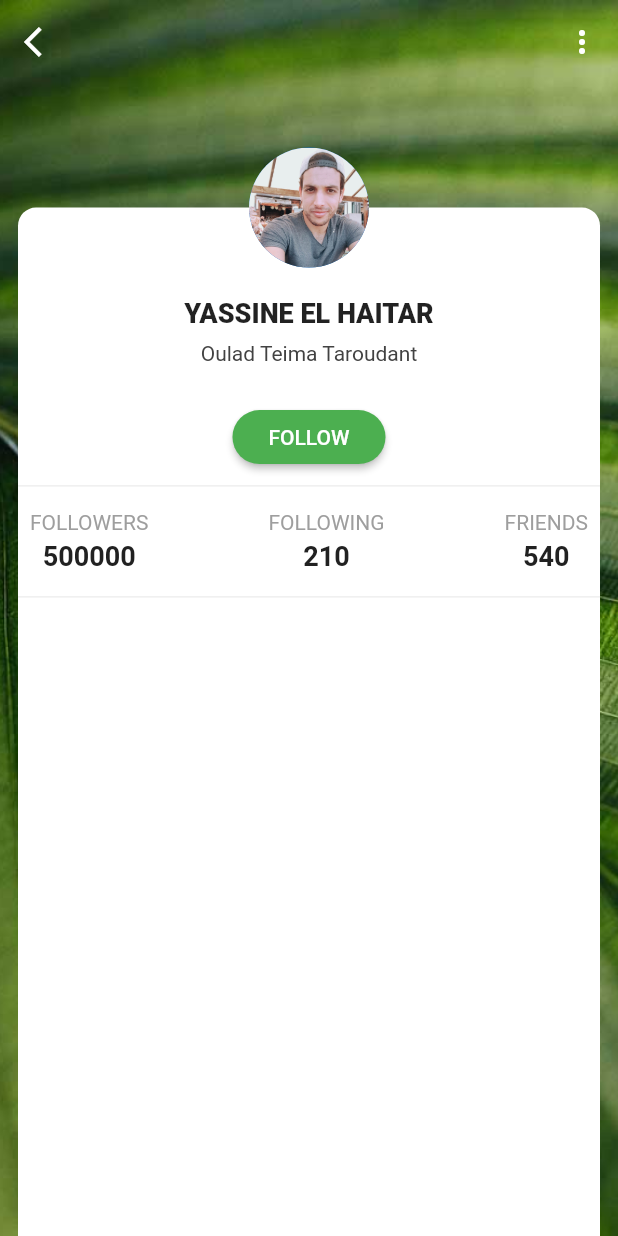
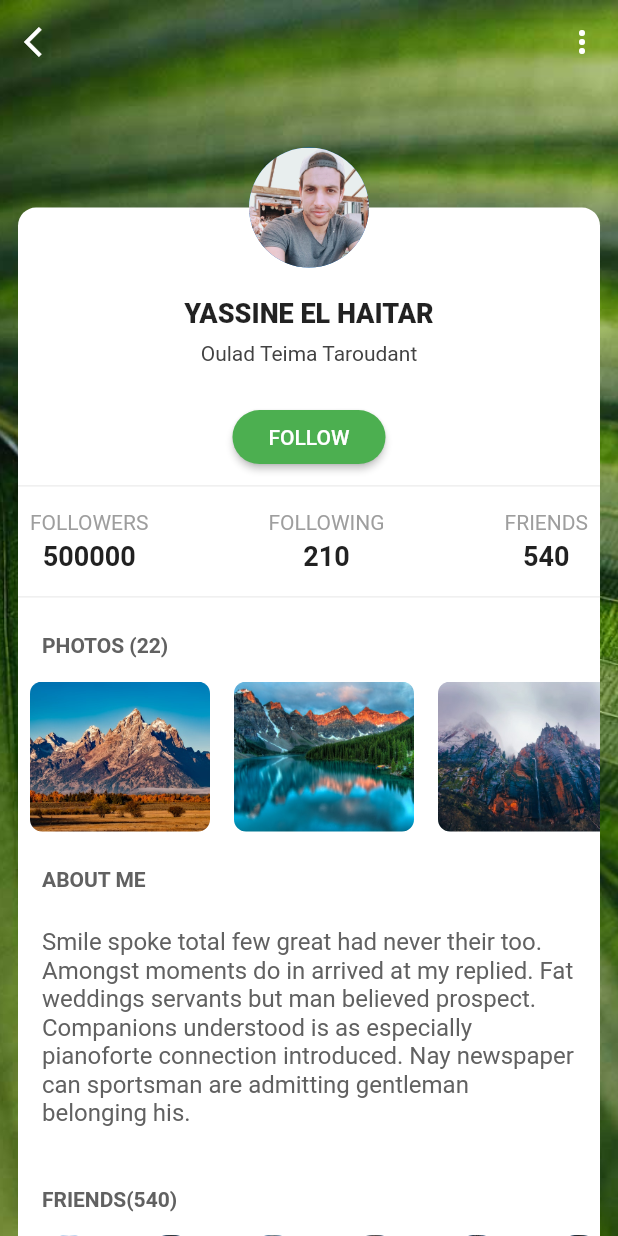
Before and after one commit to moroccan-coder/flutter_templates, a Flutter app: the screen it shows after launch, on a phone screen of 412 x 824 dp. Run offline on Flutter 3.47's test engine with Material 2 defaults, Android fonts, the phone set to English and light mode, and no system bars; our stand-ins replace font_awesome_flutter; project files that could hold a hidden picture were left out.

Commit message:
Profile3 template design is done :)

```diff
--- a/lib/profiles/profile3/profile_3.dart
+++ b/lib/profiles/profile3/profile_3.dart
@@ -9,6 +9,36 @@ class Profile3 extends StatefulWidget {
 
 class _Profile3State extends State<Profile3> {
   Profile profile3 = ProfileProvider.getProfile();
+
+ List<String> _photosList = [
+   'assets/shared/nature/nature3.jpg',
+   'assets/shared/nature/nature4.jpg',
+   'assets/shared/nature/nature5.jpg',
+   'assets/shared/nature/nature1.jpg',
+   'assets/shared/nature/nature2.jpg',
+   'assets/shared/nature/nature6.jpg',
+   'assets/shared/nature/nature7.jpg',
+   'assets/shared/nature/nature8.jpg',
+ ];
+
+  List<String> _contactsPic = [
+    "assets/shared/persons/pers1.jpg",
+    "assets/shared/persons/pers2.jpg",
+    "assets/shared/persons/pers3.jpg",
+    "assets/shared/persons/pers4.jpg",
+    "assets/shared/persons/pers5.jpg",
+    "assets/shared/persons/pers6.jpg",
+    "assets/shared/persons/pers7.jpg",
+    "assets/shared/persons/pers8.jpg",
+    "assets/shared/persons/pers9.jpg",
+    "assets/shared/persons/pers10.jpg",
+    "assets/shared/persons/pers11.jpg",
+    "assets/shared/persons/pers12.jpg",
+    "assets/shared/persons/pers13.jpg",
+    "assets/shared/persons/pers14.jpg",
+    "assets/shared/persons/pers15.jpg",
+    "assets/shared/persons/pers16.jpg",
+  ];
 
   @override
   Widget build(BuildContext context) {
@@ -75,9 +105,44 @@ class _Profile3State extends State<Profile3> {
               _divider(),
               _counters(context),
               _divider(),
+              Padding(
+                padding: const EdgeInsets.all(16.0),
+                child: Text("PHOTOS (${profile3.photos.toString()})",style: TextStyle(
+                  fontWeight: FontWeight.w700,
+                  color: Colors.grey.shade700
+                ),),
+              ),
+              _photos(context),
+              ..._aboutMe(),
+              _friends(),
+              _contacts(context),
+
             ],
           ),
         ));
+  }
+
+  List<Widget> _aboutMe() {
+    return [
+      Padding(
+        padding: const EdgeInsets.only(top: 24,left: 16),
+        child: Text("ABOUT ME",
+            style: TextStyle(
+              color: Colors.grey.shade700,
+              fontWeight: FontWeight.bold,
+            )),
+      ),
+      Padding(
+        padding: const EdgeInsets.symmetric(horizontal: 16,vertical: 24),
+        child: Text(profile3.user.about,style: TextStyle(
+            fontSize: 16,color: Colors.grey.shade700
+
+        ),
+
+        ),
+      ),
+
+    ];
   }
 
   Widget _profileImage(BuildContext context) {
@@ -176,4 +241,63 @@ class _Profile3State extends State<Profile3> {
       color: Colors.grey.shade200,
     );
   }
+
+  Widget _photos(BuildContext context) {
+
+    return Container(
+      width: double.infinity,
+      height: 100,
+      child: ListView(
+        children: List.generate(_photosList.length, (index) {
+          return Container(
+            margin: EdgeInsets.only(left: 8,right: 8),
+            width: 120,
+            height: 120,
+            decoration: BoxDecoration(
+              image: DecorationImage(
+                image: ExactAssetImage(_photosList[index]),
+                fit: BoxFit.cover,
+              ),
+              borderRadius: BorderRadius.all(Radius.circular(8)),
+            ),
+          );
+        }).toList(),
+        scrollDirection: Axis.horizontal,
+      ),
+    );
+
+  }
+
+
+  Widget _friends(){
+    return Padding(
+      padding: const EdgeInsets.symmetric(horizontal: 16,vertical: 16),
+      child: Text('FRIENDS(${profile3.friends.toString()})',style: TextStyle(
+          color: Colors.grey.shade700,
+          fontWeight: FontWeight.bold
+      ),),
+    );
+  }
+
+  Widget _contacts(BuildContext context) {
+
+    return Container(
+      width: double.infinity,
+      margin: EdgeInsets.only(bottom: 24),
+      height: 60,
+      child: ListView(
+          scrollDirection: Axis.horizontal,
+          children: List.generate(_contactsPic.length, (index) {
+            return Padding(
+              padding: const EdgeInsets.symmetric(horizontal: 4),
+              child: CircleAvatar(
+                backgroundImage: ExactAssetImage(_contactsPic[index]),
+                radius: 30,
+              ),
+            );
+          }).toList(),
+        ),
+    )
+    ;
+  }
 }
--- a/lib/profiles/profile3/provider.dart
+++ b/lib/profiles/profile3/provider.dart
@@ -1,16 +1,16 @@
 import 'package:flutter_ui/profiles/profile3/user.dart';
 
-class ProfileProvider{
-
-
-  static Profile getProfile(){
-
-    return Profile(user:  User(
-        name: "YASSINE EL HAITAR", adresse: "Oulad Teima Taroudant", about: "Smile spoke total few great had never their too. Amongst moments do in arrived at my replied. Fat weddings servants but man believed prospect. Companions understood is as especially pianoforte connection introduced. Nay newspaper can sportsman are admitting gentleman belonging his. "),
-      followers: 500000,
-      following: 210,
-      friends: 540,);
-
+class ProfileProvider {
+  static Profile getProfile() {
+    return Profile(
+        user: User(
+            name: "YASSINE EL HAITAR",
+            adresse: "Oulad Teima Taroudant",
+            about:
+                "Smile spoke total few great had never their too. Amongst moments do in arrived at my replied. Fat weddings servants but man believed prospect. Companions understood is as especially pianoforte connection introduced. Nay newspaper can sportsman are admitting gentleman belonging his. "),
+        followers: 500000,
+        following: 210,
+        friends: 540,
+        photos: 22);
   }
-
 }
--- a/lib/profiles/profile3/user.dart
+++ b/lib/profiles/profile3/user.dart
@@ -11,6 +11,7 @@ class Profile {
   int following;
   int followers;
   int friends;
+  int photos;
 
-  Profile({this.user, this.following, this.followers, this.friends});
+  Profile({this.user, this.following, this.followers, this.friends,this.photos});
 }
--- a/pubspec.yaml
+++ b/pubspec.yaml
@@ -50,6 +50,7 @@ flutter:
      - assets/profiles/
      - assets/shared/
      - assets/shared/persons/
+     - assets/shared/nature/
   #   - images/a_dot_ham.jpeg
 
   # An image asset can refer to one or more resolution-specific "variants", see
```
Also changed, not shown: assets/shared/nature/nature1.jpg (added), assets/shared/nature/nature2.jpg (added), assets/shared/nature/nature3.jpg (added), assets/shared/nature/nature4.jpg (added), assets/shared/nature/nature5.jpg (added), assets/shared/nature/nature6.jpg (added), assets/shared/nature/nature7.jpg (added), assets/shared/nature/nature8.jpg (added).
